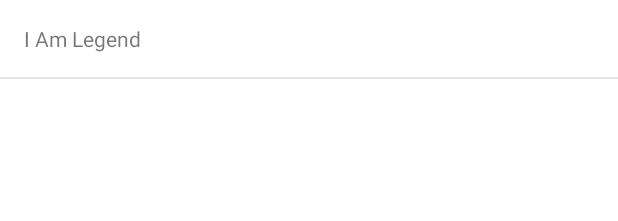
After one commit to Johanvb/MovieDB, an Android app: the layout rowview_movie.xml on its own in the app's theme, with its tools: preview values and no code run, on a phone screen of 412 x 824 dp. The commit adds this screen. Shown: the top 221 px of the screen. Run offline under Robolectric (Android 15) with nearby library versions, the phone set to English and light mode, and no system bars.

Commit message:
Can show movie titles

```diff
--- a/app/build.gradle
+++ b/app/build.gradle
@@ -34,9 +34,11 @@ dependencies {
     compile 'com.squareup.okio:okio:1.0.1'
     compile 'com.squareup.okhttp:okhttp:2.5.0'
     compile 'com.fasterxml.jackson.core:jackson-databind:2.0.1'
-
+    compile 'com.android.support:recyclerview-v7:21.0.3'
+    compile 'com.android.support:cardview-v7:21.0.3'
 
     compile 'com.wrapp.floatlabelededittext:library:0.0.6'
+    compile 'com.github.nirhart:parallaxscroll:1.0'
 
     compile 'org.parceler:parceler-api:0.2.7'
     apt 'org.parceler:parceler:0.2.7'
--- a/app/src/main/java/com/moviedb/johan/moviedb/networking/UserAgentInterceptor.java
+++ b/app/src/main/java/com/moviedb/johan/moviedb/networking/UserAgentInterceptor.java
@@ -17,7 +17,7 @@ public class UserAgentInterceptor implements Interceptor {
     public Response intercept(Interceptor.Chain chain) throws IOException {
         Request originalRequest = chain.request();
         Request requestWithUserAgent = originalRequest.newBuilder()
-                .build();
+                    .build();
         return chain.proceed(requestWithUserAgent);
     }
 }
--- /dev/null
+++ b/app/src/main/res/layout/divider.xml
@@ -0,0 +1,5 @@
+<?xml version="1.0" encoding="utf-8"?>
+<FrameLayout xmlns:android="http://schemas.android.com/apk/res/android"
+    android:layout_width="match_parent"
+    android:layout_height="1dp"
+    android:background="@color/grey_divider"/>
--- /dev/null
+++ b/app/src/main/res/layout/rowview_movie.xml
@@ -0,0 +1,18 @@
+<?xml version="1.0" encoding="utf-8"?>
+<LinearLayout xmlns:android="http://schemas.android.com/apk/res/android"
+    xmlns:tools="http://schemas.android.com/tools"
+    android:orientation="vertical"
+    android:layout_width="match_parent"
+    android:layout_height="wrap_content"
+    >
+
+    <TextView
+        android:layout_width="match_parent"
+        android:layout_height="wrap_content"
+        android:layout_margin="@dimen/margin_normal"
+        tools:text="I Am Legend"
+        android:id="@+id/movie_title"/>
+
+    <include layout="@layout/divider"/>
+
+</LinearLayout>
```
Also changed, not shown: app/src/main/java/com/moviedb/johan/moviedb/entities/Movie.java (+88 -0 lines), app/src/main/java/com/moviedb/johan/moviedb/viewmodels/SearchViewModel.java (+50 -37 lines), app/src/main/java/com/moviedb/johan/moviedb/views/MovieItemView.java (added, +30 -0 lines), app/src/main/java/com/moviedb/johan/moviedb/views/SearchView.java (+23 -10 lines), app/src/main/res/layout/view_search.xml (+30 -0 lines), 1 other file.
